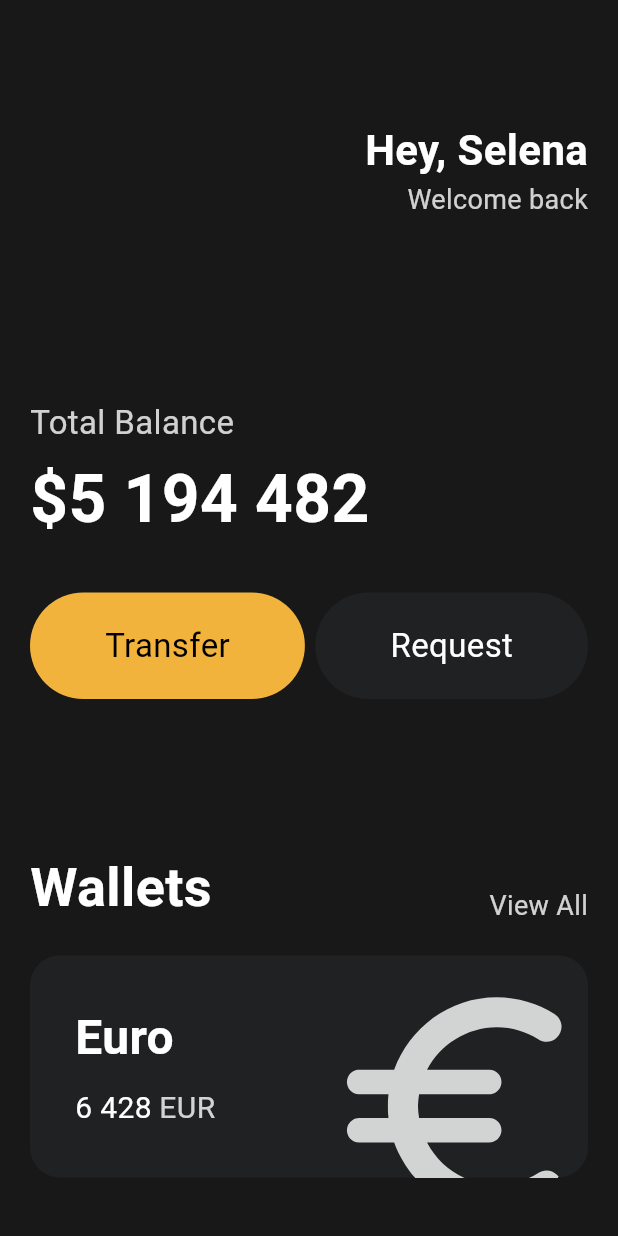
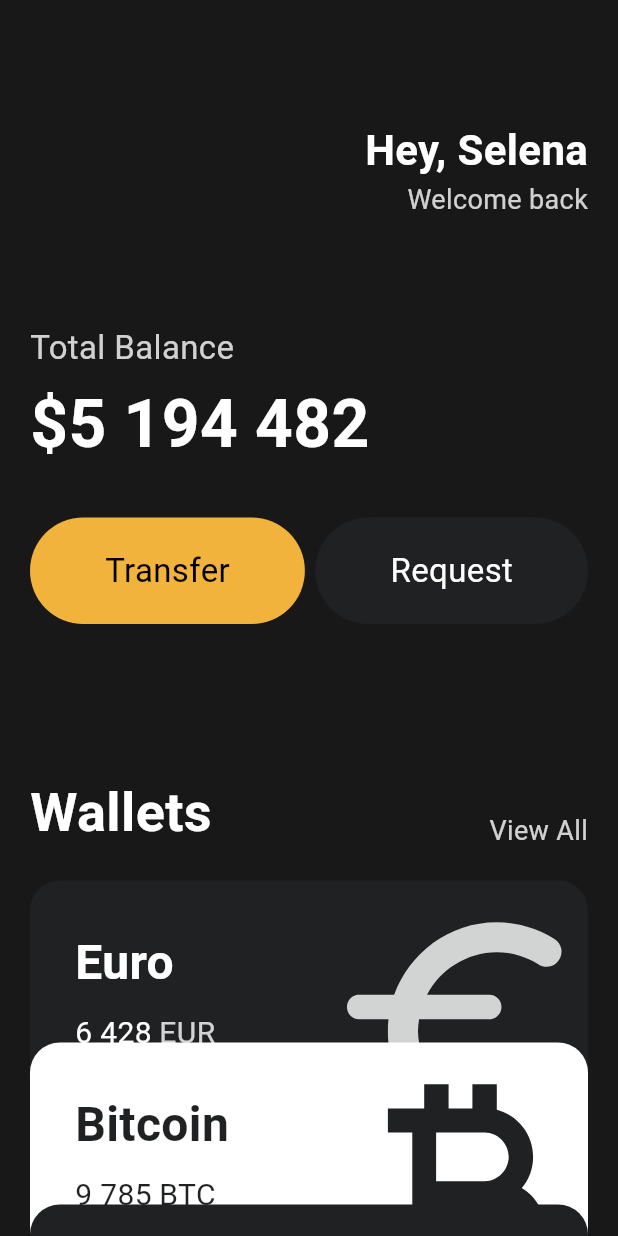
Before and after one commit to kgw7401/flutter-wallet, a Flutter app: the screen it shows after launch, on a phone screen of 412 x 824 dp. Run offline on Flutter 3.47's test engine with Material 3 defaults, Android fonts, the phone set to English and light mode, and no system bars.

Commit message:
Reusable card

```diff
--- /dev/null
+++ b/lib/currency_card.dart
@@ -0,0 +1,91 @@
+// ignore_for_file: public_member_api_docs, sort_constructors_first
+import 'package:flutter/material.dart';
+
+class CurrencyCard extends StatelessWidget {
+  final String name, code, amount;
+  final IconData icon;
+  final bool isInverted;
+
+  final _blackColor = const Color(0xFF1F2123);
+
+  const CurrencyCard({
+    super.key,
+    required this.name,
+    required this.code,
+    required this.amount,
+    required this.icon,
+    required this.isInverted,
+  });
+
+  @override
+  Widget build(BuildContext context) {
+    return Container(
+      clipBehavior: Clip.hardEdge,
+      decoration: BoxDecoration(
+        color: isInverted ? Colors.white : _blackColor,
+        borderRadius: BorderRadius.circular(20),
+      ),
+      child: Padding(
+        padding: const EdgeInsets.all(
+          30,
+        ),
+        child: Row(
+          mainAxisAlignment: MainAxisAlignment.spaceBetween,
+          children: [
+            Column(
+              crossAxisAlignment: CrossAxisAlignment.start,
+              children: [
+                Text(
+                  name,
+                  style: TextStyle(
+                    color: isInverted ? _blackColor : Colors.white,
+                    fontSize: 32,
+                    fontWeight: FontWeight.w600,
+                  ),
+                ),
+                const SizedBox(
+                  height: 10,
+                ),
+                Row(
+                  children: [
+                    Text(
+                      amount,
+                      style: TextStyle(
+                        color: isInverted ? _blackColor : Colors.white,
+                        fontSize: 20,
+                      ),
+                    ),
+                    const SizedBox(
+                      width: 5,
+                    ),
+                    Text(
+                      code,
+                      style: TextStyle(
+                        color: isInverted
+                            ? _blackColor
+                            : Colors.white.withOpacity(0.8),
+                        fontSize: 20,
+                      ),
+                    ),
+                  ],
+                ),
+              ],
+            ),
+            Transform.scale(
+              scale: 2.2,
+              child: Transform.translate(
+                offset: const Offset(-5, 12),
+                child: Icon(
+                  icon,
+                  color:
+                      isInverted ? _blackColor : Colors.white.withOpacity(0.8),
+                  size: 88,
+                ),
+              ),
+            )
+          ],
+        ),
+      ),
+    );
+  }
+}
--- a/lib/main.dart
+++ b/lib/main.dart
@@ -1,5 +1,6 @@
 import 'package:flutter/material.dart';
 import 'package:flutter_wallet/Button.dart';
+import 'package:flutter_wallet/currency_card.dart';
 
 void main() {
   runApp(const App());
@@ -13,7 +14,8 @@ class App extends StatelessWidget {
     return MaterialApp(
       home: Scaffold(
         backgroundColor: const Color(0xFF181818),
-        body: Padding(
+        body: SingleChildScrollView(
+          child: Padding(
             padding: const EdgeInsets.symmetric(horizontal: 20),
             child: Column(
               crossAxisAlignment: CrossAxisAlignment.start,
@@ -47,7 +49,7 @@ class App extends StatelessWidget {
                   ],
                 ),
                 const SizedBox(
-                height: 120,
+                  height: 70,
                 ),
                 Text(
                   'Total Balance',
@@ -112,75 +114,38 @@ class App extends StatelessWidget {
                 const SizedBox(
                   height: 20,
                 ),
-              Container(
-                clipBehavior: Clip.hardEdge,
-                decoration: BoxDecoration(
-                  color: const Color(0xFF1F2123),
-                  borderRadius: BorderRadius.circular(20),
+                const CurrencyCard(
+                  name: 'Euro',
+                  code: 'EUR',
+                  amount: '6 428',
+                  icon: Icons.euro_rounded,
+                  isInverted: false,
                 ),
-                child: Padding(
-                  padding: const EdgeInsets.all(
-                    30,
-                  ),
-                  child: Row(
-                    mainAxisAlignment: MainAxisAlignment.spaceBetween,
-                    children: [
-                      Column(
-                        crossAxisAlignment: CrossAxisAlignment.start,
-                        children: [
-                          const Text(
-                            'Euro',
-                            style: TextStyle(
-                              color: Colors.white,
-                              fontSize: 32,
-                              fontWeight: FontWeight.w600,
+                Transform.translate(
+                  offset: const Offset(0, -40),
+                  child: const CurrencyCard(
+                    name: 'Bitcoin',
+                    code: 'BTC',
+                    amount: '9 785',
+                    icon: Icons.currency_bitcoin,
+                    isInverted: true,
                   ),
                 ),
-                          const SizedBox(
-                            height: 10,
-                          ),
-                          Row(
-                            children: [
-                              const Text(
-                                '6 428',
-                                style: TextStyle(
-                                  color: Colors.white,
-                                  fontSize: 20,
-                                ),
-                              ),
-                              const SizedBox(
-                                width: 5,
-                              ),
-                              Text(
-                                'EUR',
-                                style: TextStyle(
-                                  color: Colors.white.withOpacity(0.8),
-                                  fontSize: 20,
-                                ),
-                              ),
-                            ],
-                          ),
-                        ],
-                      ),
-                      Transform.scale(
-                        scale: 2.2,
-                        child: Transform.translate(
-                          offset: const Offset(-5, 12),
-                          child: Icon(
-                            Icons.euro_rounded,
-                            color: Colors.white.withOpacity(0.8),
-                            size: 88,
-                          ),
-                        ),
-                      )
-                    ],
-                  ),
+                Transform.translate(
+                  offset: const Offset(0, -80),
+                  child: const CurrencyCard(
+                    name: 'Dollar',
+                    code: 'USD',
+                    amount: '428',
+                    icon: Icons.attach_money_outlined,
+                    isInverted: false,
                   ),
                 ),
               ],
             ),
           ),
         ),
+      ),
     );
   }
 }
```
Lines whose indentation alone changed are shown as unchanged.
